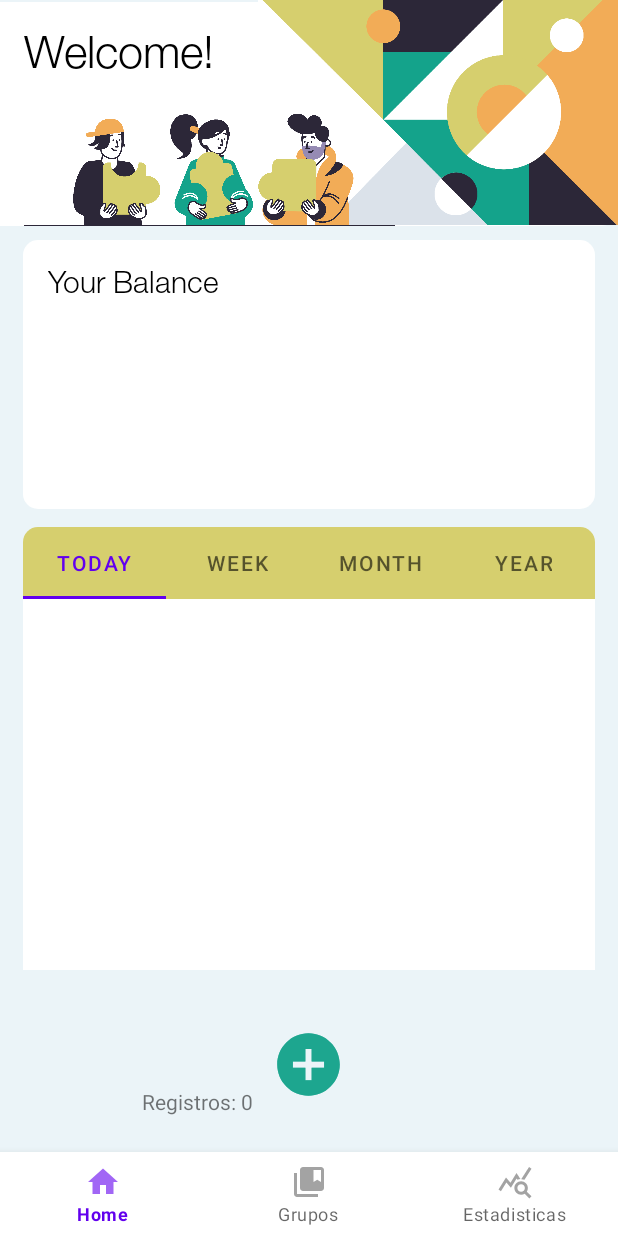
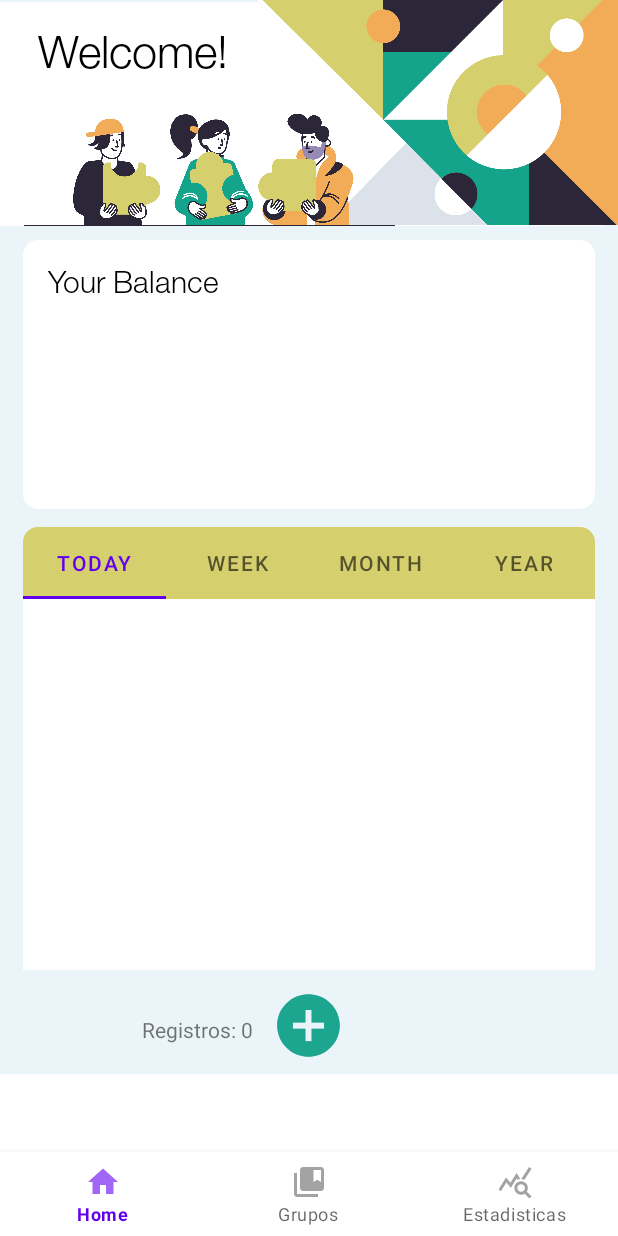
Before and after one commit to alejandroat99/ControlGastosLight, an Android app: the screen it shows after launch (MainActivity), on a phone screen of 412 x 824 dp. Run offline under Robolectric (Android 15) with nearby library versions, the phone set to English and light mode, and no system bars; our stand-ins replace Room's generated code, navigation-ui.

Commit message:
Añadida scroll view

```diff
--- a/app/src/main/res/layout/fragment_home.xml
+++ b/app/src/main/res/layout/fragment_home.xml
@@ -8,9 +8,13 @@
     android:orientation="vertical"
     >
 
+    <ScrollView
+        android:layout_width="match_parent"
+        android:layout_height="match_parent">
+
         <androidx.constraintlayout.widget.ConstraintLayout
             android:layout_width="match_parent"
-        android:layout_height="match_parent"
+            android:layout_height="wrap_content"
             android:background="@color/p_background">
 
             <View
@@ -56,9 +60,9 @@
                 android:id="@+id/tabLayout"
                 android:layout_width="381dp"
                 android:layout_height="48dp"
-            android:layout_marginStart="15dp"
                 android:layout_marginTop="12dp"
                 android:background="@drawable/panel_color_medio"
+                app:layout_constraintEnd_toEndOf="parent"
                 app:layout_constraintStart_toStartOf="parent"
                 app:layout_constraintTop_toBottomOf="@+id/view4">
 
@@ -91,8 +95,8 @@
                 android:id="@+id/viewPager"
                 android:layout_width="381dp"
                 android:layout_height="247dp"
-            android:layout_marginStart="15dp"
                 android:background="@color/white"
+                app:layout_constraintEnd_toEndOf="parent"
                 app:layout_constraintStart_toStartOf="parent"
                 app:layout_constraintTop_toBottomOf="@+id/tabLayout">
 
@@ -102,9 +106,9 @@
                 android:id="@+id/view4"
                 android:layout_width="381dp"
                 android:layout_height="179dp"
-            android:layout_marginStart="15dp"
                 android:layout_marginTop="160dp"
                 android:background="@drawable/panel_color"
+                app:layout_constraintEnd_toEndOf="parent"
                 app:layout_constraintStart_toStartOf="parent"
                 app:layout_constraintTop_toTopOf="parent" />
 
@@ -125,12 +129,13 @@
                 android:id="@+id/tVRevenue"
                 android:layout_width="wrap_content"
                 android:layout_height="wrap_content"
-            android:layout_marginStart="16dp"
                 android:layout_marginTop="16dp"
                 android:fontFamily="@font/helvetica_neue_light"
                 android:text="@string/Welcome"
                 android:textColor="@color/black"
                 android:textSize="30dp"
+                app:layout_constraintEnd_toEndOf="parent"
+                app:layout_constraintHorizontal_bias="0.088"
                 app:layout_constraintStart_toStartOf="parent"
                 app:layout_constraintTop_toTopOf="parent" />
 
@@ -153,5 +158,6 @@
                 app:layout_constraintTop_toTopOf="parent" />
 
         </androidx.constraintlayout.widget.ConstraintLayout>
+    </ScrollView>
 
 </FrameLayout>
```
Lines whose indentation alone changed are shown as unchanged.
